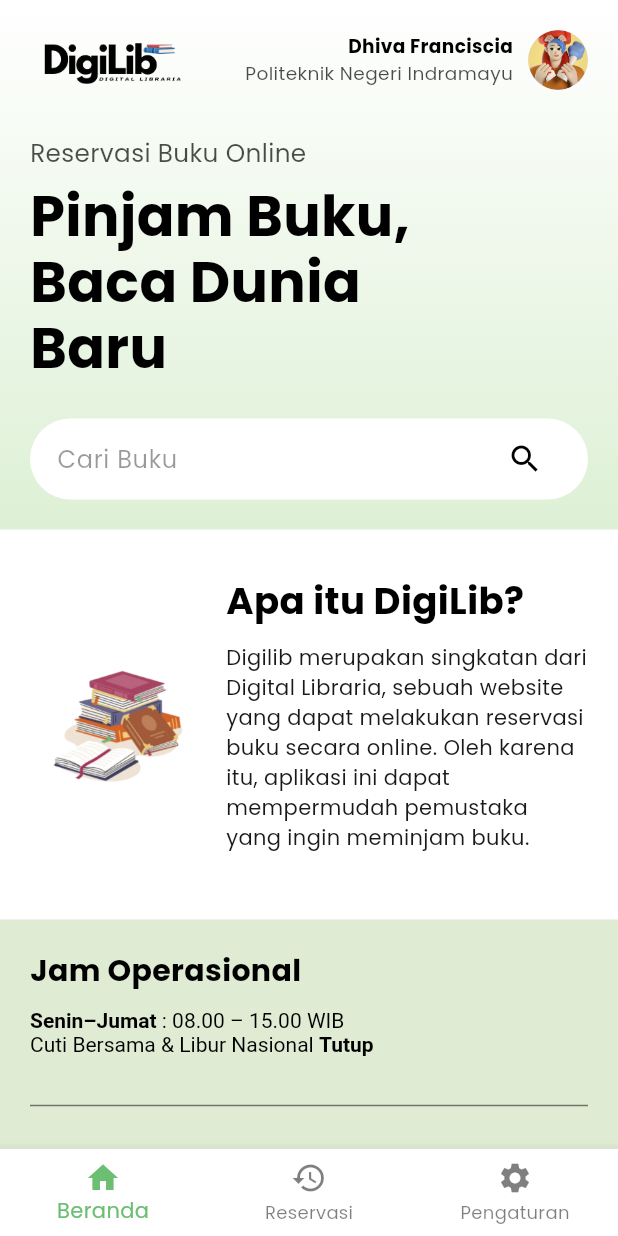
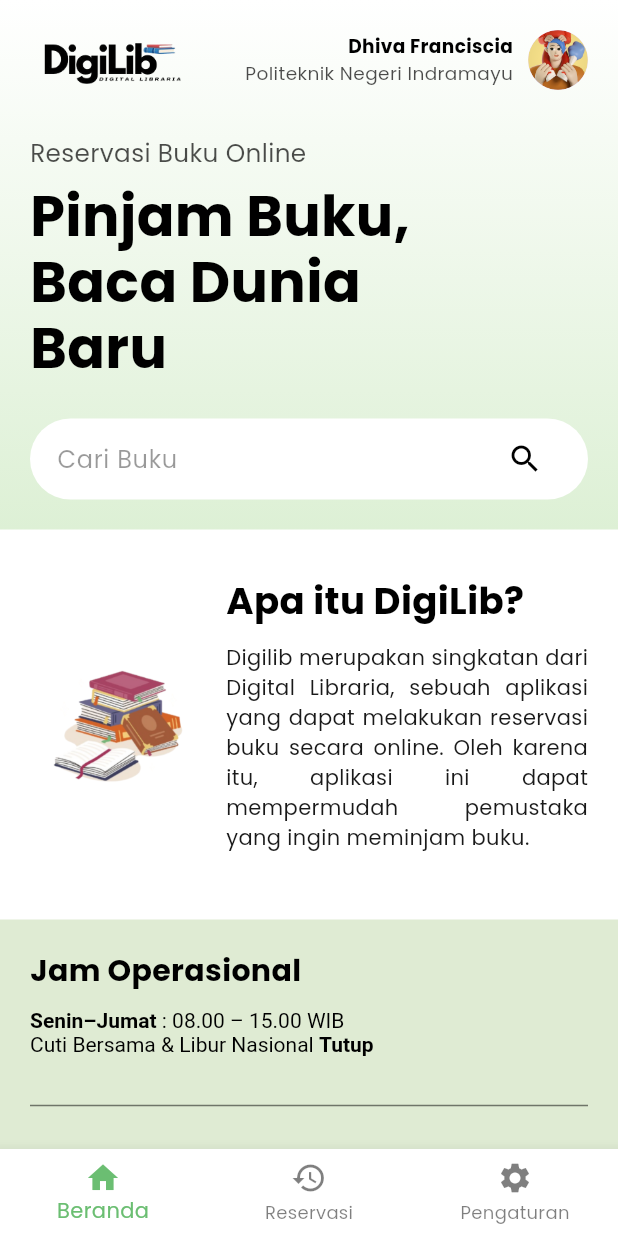
Before and after one commit to proyek1perpustakaan/digital-libraria, a Flutter app: the screen it shows after launch, on a phone screen of 412 x 824 dp. Run offline on Flutter 3.47's test engine with Material 3 defaults, Android fonts, the phone set to English and light mode, and no system bars; our stand-ins replace shared_preferences, supabase_flutter; accounts and stored records are empty.

Commit message:
add profile + merapihkan kode program

```diff
--- a/lib/views/pages/home_page.dart
+++ b/lib/views/pages/home_page.dart
@@ -32,13 +32,14 @@ class _HomePageState extends State<HomePage> {
   @override
   Widget build(BuildContext context) {
     final bool isDark = Theme.of(context).brightness == Brightness.dark;
+
     return Scaffold(
       backgroundColor:
           isDark ? Palette.backgroundDark : Palette.backgroundLight,
-      body: Stack(
-        children: [
-          SingleChildScrollView(
-            padding: const EdgeInsets.only(bottom: 50),
+
+      body: SingleChildScrollView(
+        child: SafeArea(
+          bottom: false,
           child: Column(
             crossAxisAlignment: CrossAxisAlignment.start,
             children: [
@@ -61,12 +62,10 @@ class _HomePageState extends State<HomePage> {
             ],
           ),
         ),
-          Align(
-            alignment: Alignment.bottomCenter,
-            child: _bottomNav(context),
       ),
-        ],
-      ),
+
+      // PENTING: pindahkan ke sini
+      bottomNavigationBar: _bottomNav(context),
     );
   }
 
@@ -245,9 +244,10 @@ class _HomePageState extends State<HomePage> {
               const SizedBox(height: 10),
               Text(
                 "Digilib merupakan singkatan dari Digital Libraria, "
-                "sebuah website yang dapat melakukan reservasi buku "
+                "sebuah aplikasi yang dapat melakukan reservasi buku "
                 "secara online. Oleh karena itu, aplikasi ini dapat "
                 "mempermudah pemustaka yang ingin meminjam buku.",
+                textAlign: TextAlign.justify,
                 style: TextStyle(
                   fontSize: 14,
                   height: 1.45,
@@ -394,5 +394,4 @@ class _HomePageState extends State<HomePage> {
       ],
     );
   }
-
 }
```
Also changed, not shown: pubspec.yaml (line endings or trailing spaces). Lines whose indentation alone changed are shown as unchanged.
